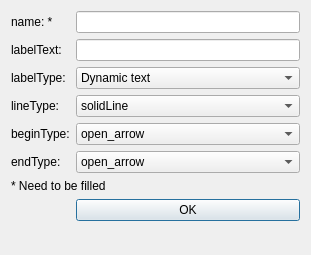
qreal/qreal, file qrgui/dialogs/metamodelingOnFly/edgePropertiesDialog.ui: the form before one commit.
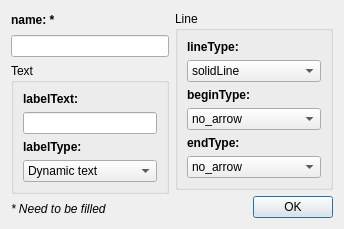
The form after the commit. Icons and pictures are not drawn.

What changed in the file:
```diff
--- a/qrgui/dialogs/metamodelingOnFly/edgePropertiesDialog.ui
+++ b/qrgui/dialogs/metamodelingOnFly/edgePropertiesDialog.ui
@@ -6,42 +6,70 @@
    <rect>
     <x>0</x>
     <y>0</y>
-    <width>311</width>
-    <height>255</height>
+    <width>344</width>
+    <height>217</height>
    </rect>
   </property>
   <property name="windowTitle">
    <string>Edge properties</string>
   </property>
-  <layout class="QFormLayout" name="formLayout">
+  <layout class="QGridLayout" name="gridLayout_3">
    <item row="0" column="0">
+    <layout class="QHBoxLayout" name="horizontalLayout_2">
+     <item>
+      <layout class="QVBoxLayout" name="verticalLayout_2">
+       <item>
     <widget class="QLabel" name="nameLabel">
+         <property name="font">
+          <font>
+           <weight>75</weight>
+           <bold>true</bold>
+          </font>
+         </property>
      <property name="text">
       <string>name: *</string>
      </property>
     </widget>
    </item>
-   <item row="0" column="1">
+       <item>
     <widget class="QLineEdit" name="nameEdit"/>
    </item>
-   <item row="2" column="0">
+       <item>
+        <widget class="QGroupBox" name="groupBox_2">
+         <property name="title">
+          <string>Text</string>
+         </property>
+         <layout class="QGridLayout" name="gridLayout_2">
+          <item row="0" column="0">
     <widget class="QLabel" name="labelTextLabel">
+            <property name="font">
+             <font>
+              <weight>75</weight>
+              <bold>true</bold>
+             </font>
+            </property>
      <property name="text">
       <string>labelText:</string>
      </property>
     </widget>
    </item>
-   <item row="2" column="1">
+          <item row="1" column="0">
     <widget class="QLineEdit" name="labelTextEdit"/>
    </item>
-   <item row="4" column="0">
+          <item row="2" column="0">
     <widget class="QLabel" name="labelTypeLabel">
+            <property name="font">
+             <font>
+              <weight>75</weight>
+              <bold>true</bold>
+             </font>
+            </property>
      <property name="text">
       <string>labelType:</string>
      </property>
     </widget>
    </item>
-   <item row="4" column="1">
+          <item row="3" column="0">
     <widget class="QComboBox" name="labelTypeComboBox">
      <item>
       <property name="text">
@@ -55,14 +83,48 @@
      </item>
     </widget>
    </item>
-   <item row="6" column="0">
+         </layout>
+        </widget>
+       </item>
+       <item>
+        <widget class="QLabel" name="label">
+         <property name="font">
+          <font>
+           <italic>true</italic>
+          </font>
+         </property>
+         <property name="text">
+          <string>* Need to be filled</string>
+         </property>
+        </widget>
+       </item>
+      </layout>
+     </item>
+     <item>
+      <layout class="QVBoxLayout" name="verticalLayout">
+       <item>
+        <widget class="QGroupBox" name="groupBox">
+         <property name="enabled">
+          <bool>true</bool>
+         </property>
+         <property name="title">
+          <string>Line</string>
+         </property>
+         <layout class="QGridLayout" name="gridLayout">
+          <item row="0" column="0">
     <widget class="QLabel" name="lineTypeLabel">
+            <property name="font">
+             <font>
+              <weight>75</weight>
+              <bold>true</bold>
+             </font>
+            </property>
      <property name="text">
       <string>lineType:</string>
      </property>
     </widget>
    </item>
-   <item row="6" column="1">
+          <item row="1" column="0">
     <widget class="QComboBox" name="lineTypeComboBox">
      <item>
       <property name="text">
@@ -81,17 +143,29 @@
      </item>
     </widget>
    </item>
-   <item row="8" column="0">
+          <item row="2" column="0">
     <widget class="QLabel" name="beginTypeLabel">
+            <property name="font">
+             <font>
+              <weight>75</weight>
+              <bold>true</bold>
+             </font>
+            </property>
      <property name="text">
       <string>beginType:</string>
      </property>
     </widget>
    </item>
-   <item row="8" column="1">
+          <item row="3" column="0">
     <widget class="QComboBox" name="beginTypeComboBox">
      <property name="currentIndex">
-      <number>1</number>
+             <number>0</number>
+            </property>
+            <property name="iconSize">
+             <size>
+              <width>70</width>
+              <height>15</height>
+             </size>
      </property>
      <item>
       <property name="text">
@@ -125,17 +199,29 @@
      </item>
     </widget>
    </item>
-   <item row="10" column="0">
+          <item row="4" column="0">
     <widget class="QLabel" name="endTypeLabel">
+            <property name="font">
+             <font>
+              <weight>75</weight>
+              <bold>true</bold>
+             </font>
+            </property>
      <property name="text">
       <string>endType:</string>
      </property>
     </widget>
    </item>
-   <item row="10" column="1">
+          <item row="5" column="0">
     <widget class="QComboBox" name="endTypeComboBox">
      <property name="currentIndex">
-      <number>1</number>
+             <number>0</number>
+            </property>
+            <property name="iconSize">
+             <size>
+              <width>70</width>
+              <height>15</height>
+             </size>
      </property>
      <item>
       <property name="text">
@@ -169,14 +255,25 @@
      </item>
     </widget>
    </item>
-   <item row="12" column="0" colspan="2">
-    <widget class="QLabel" name="label">
-     <property name="text">
-      <string>* Need to be filled</string>
-     </property>
-    </widget>
-   </item>
-   <item row="13" column="1">
+         </layout>
+        </widget>
+       </item>
+       <item>
+        <layout class="QHBoxLayout" name="horizontalLayout">
+         <item>
+          <spacer name="horizontalSpacer">
+           <property name="orientation">
+            <enum>Qt::Horizontal</enum>
+           </property>
+           <property name="sizeHint" stdset="0">
+            <size>
+             <width>40</width>
+             <height>20</height>
+            </size>
+           </property>
+          </spacer>
+         </item>
+         <item>
     <widget class="QPushButton" name="okPushButton">
      <property name="text">
       <string>OK</string>
@@ -184,6 +281,13 @@
     </widget>
    </item>
   </layout>
+       </item>
+      </layout>
+     </item>
+    </layout>
+   </item>
+  </layout>
+  <zorder></zorder>
  </widget>
  <resources/>
  <connections/>
```
Left out of the diff: 52 changed lines with no effect on the pictures. Lines whose indentation alone changed are shown as unchanged.
